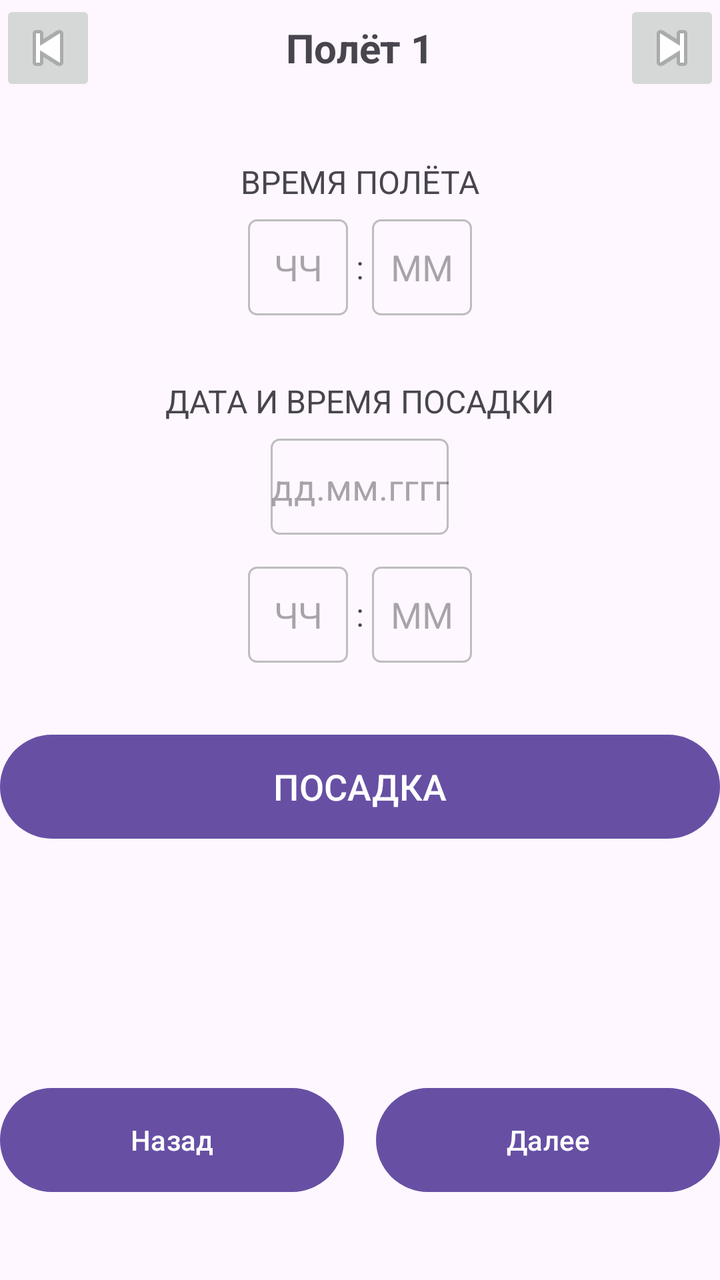
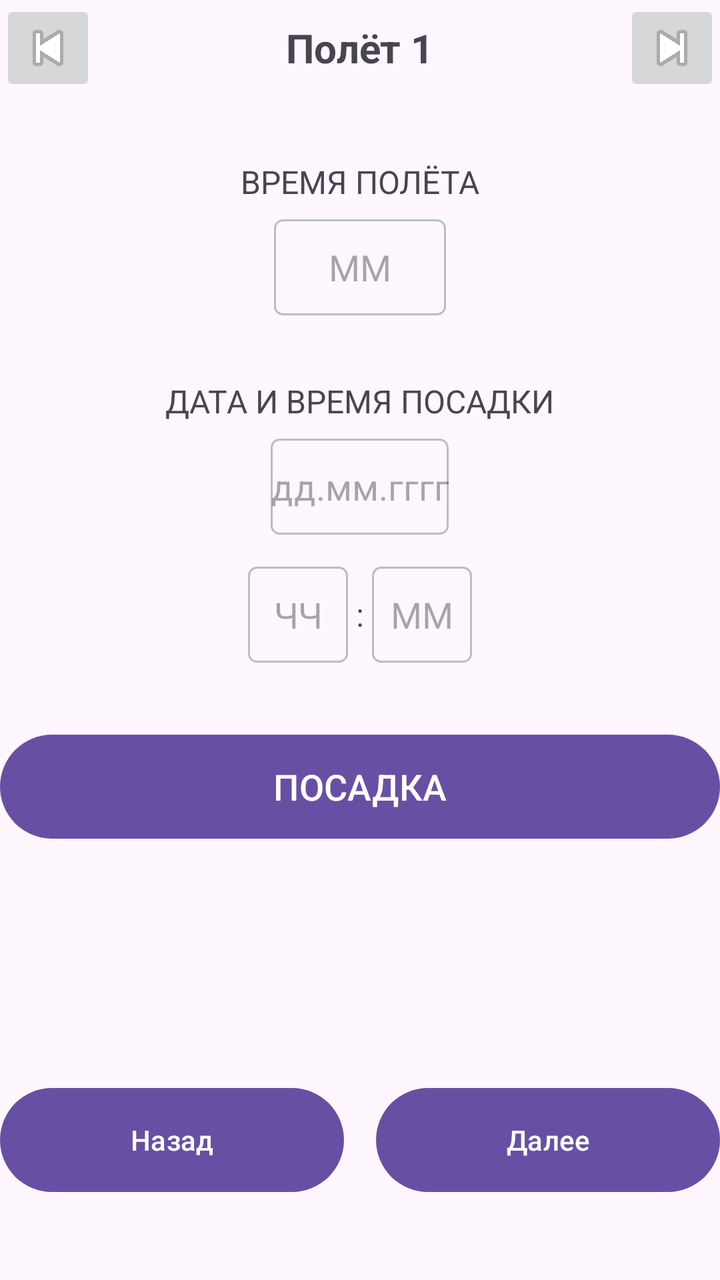

Screens rendered from an Android XML layout before and after an edit, with the pre-edit source and the edit as a unified diff.
<!-- AndroidManifest.xml: application theme Theme.Flight_information_calculator -->
<!-- res/layout/activity_landing.xml -->
<?xml version="1.0" encoding="utf-8"?>
<androidx.constraintlayout.widget.ConstraintLayout xmlns:android="http://schemas.android.com/apk/res/android"
    xmlns:app="http://schemas.android.com/apk/res-auto"
    xmlns:tools="http://schemas.android.com/tools"
    android:id="@+id/main"
    android:layout_width="match_parent"
    android:layout_height="match_parent"
    tools:context=".landing">

    
    <RelativeLayout
        android:id="@+id/headerLayout"
        android:layout_width="0dp"
        android:layout_height="wrap_content"
        app:layout_constraintEnd_toEndOf="parent"
        app:layout_constraintStart_toStartOf="parent"
        app:layout_constraintTop_toTopOf="parent">

        <TextView
            android:id="@+id/flightTitle"
            android:layout_width="wrap_content"
            android:layout_height="wrap_content"
            android:layout_centerInParent="true"
            android:text="Полёт 1"
            android:textSize="20sp"
            android:textStyle="bold"/>

        <ImageButton
            android:id="@+id/btnBack"
            android:layout_width="48dp"
            android:layout_height="48dp"
            android:layout_alignParentStart="true"
            android:src="@android:drawable/ic_media_previous"
            android:contentDescription="Назад"/>

        <ImageButton
            android:id="@+id/btnForward"
            android:layout_width="48dp"
            android:layout_height="48dp"
            android:layout_alignParentEnd="true"
            android:src="@android:drawable/ic_media_next"
            android:contentDescription="Вперёд"/>
    </RelativeLayout>

    
    <LinearLayout
        android:id="@+id/flightTimeContainer"
        android:layout_width="0dp"
        android:layout_height="wrap_content"
        android:layout_marginTop="32dp"
        android:orientation="vertical"
        android:gravity="center_horizontal"
        app:layout_constraintEnd_toEndOf="parent"
        app:layout_constraintStart_toStartOf="parent"
        app:layout_constraintTop_toBottomOf="@id/headerLayout">

        <TextView
            android:layout_width="wrap_content"
            android:layout_height="wrap_content"
            android:text="ВРЕМЯ ПОЛЁТА"
            android:textSize="16sp"
            android:layout_marginBottom="8dp"/>

        <LinearLayout
            android:layout_width="wrap_content"
            android:layout_height="wrap_content"
            android:orientation="horizontal"
            android:gravity="center">

            <EditText
                android:id="@+id/flightHours"
                android:layout_width="50dp"
                android:layout_height="48dp"
                android:hint="ЧЧ"
                android:inputType="number"
                android:maxLength="2"
                android:gravity="center"
                android:background="@drawable/edit_text_border"/>

            <TextView
                android:layout_width="wrap_content"
                android:layout_height="wrap_content"
                android:text=":"
                android:textSize="16sp"
                android:layout_marginHorizontal="4dp"/>

            <EditText
                android:id="@+id/flightMinutes"
                android:layout_width="50dp"
                android:layout_height="48dp"
                android:hint="ММ"
                android:inputType="number"
                android:maxLength="2"
                android:gravity="center"
                android:background="@drawable/edit_text_border"/>
        </LinearLayout>
    </LinearLayout>

    
    <LinearLayout
        android:id="@+id/landingDateTimeContainer"
        android:layout_width="0dp"
        android:layout_height="wrap_content"
        android:layout_marginTop="32dp"
        android:orientation="vertical"
        android:gravity="center_horizontal"
        app:layout_constraintEnd_toEndOf="parent"
        app:layout_constraintStart_toStartOf="parent"
        app:layout_constraintTop_toBottomOf="@id/flightTimeContainer">

        <TextView
            android:layout_width="wrap_content"
            android:layout_height="wrap_content"
            android:text="ДАТА И ВРЕМЯ ПОСАДКИ"
            android:textSize="16sp"
            android:layout_marginBottom="8dp"/>

        
        <EditText
            android:id="@+id/landingDate"
            android:layout_width="wrap_content"
            android:layout_height="48dp"
            android:layout_marginBottom="16dp"
            android:hint="дд.мм.гггг"
            android:inputType="date"
            android:gravity="center"
            android:background="@drawable/edit_text_border"/>

        
        <LinearLayout
            android:layout_width="wrap_content"
            android:layout_height="wrap_content"
            android:orientation="horizontal"
            android:gravity="center">

            <EditText
                android:id="@+id/landingHours"
                android:layout_width="50dp"
                android:layout_height="48dp"
                android:hint="ЧЧ"
                android:inputType="number"
                android:maxLength="2"
                android:gravity="center"
                android:background="@drawable/edit_text_border"/>

            <TextView
                android:layout_width="wrap_content"
                android:layout_height="wrap_content"
                android:text=":"
                android:textSize="16sp"
                android:layout_marginHorizontal="4dp"/>

            <EditText
                android:id="@+id/landingMinutes"
                android:layout_width="50dp"
                android:layout_height="48dp"
                android:hint="ММ"
                android:inputType="number"
                android:maxLength="2"
                android:gravity="center"
                android:background="@drawable/edit_text_border"/>
        </LinearLayout>
    </LinearLayout>

    
    <Button
        android:id="@+id/btnLanding"
        android:layout_width="0dp"
        android:layout_height="60dp"
        android:layout_marginTop="32dp"
        android:text="ПОСАДКА"
        android:textAllCaps="false"
        android:textSize="18sp"
        app:layout_constraintEnd_toEndOf="parent"
        app:layout_constraintStart_toStartOf="parent"
        app:layout_constraintTop_toBottomOf="@id/landingDateTimeContainer"/>

    
    <LinearLayout
        android:id="@+id/bottomButtons"
        android:layout_width="0dp"
        android:layout_height="60dp"
        android:layout_marginBottom="40dp"
        android:orientation="horizontal"
        app:layout_constraintBottom_toBottomOf="parent"
        app:layout_constraintEnd_toEndOf="parent"
        app:layout_constraintStart_toStartOf="parent">

        <Button
            android:id="@+id/btnBackBottom"
            android:layout_width="0dp"
            android:layout_height="match_parent"
            android:layout_weight="1"
            android:layout_marginEnd="8dp"
            android:text="Назад"
            android:textAllCaps="false"/>

        <Button
            android:id="@+id/btnNext"
            android:layout_width="0dp"
            android:layout_height="match_parent"
            android:layout_weight="1"
            android:layout_marginStart="8dp"
            android:text="Далее"
            android:textAllCaps="false"/>
    </LinearLayout>

</androidx.constraintlayout.widget.ConstraintLayout>
<!-- resources referenced by this layout -->
<resources>
  <!-- drawable edit_text_border (drawable) -->
  <?xml version="1.0" encoding="utf-8"?>
  <shape xmlns:android="http://schemas.android.com/apk/res/android">
      <solid android:color="@android:color/transparent"/>
      <corners android:radius="4dp"/>
      <stroke android:width="1dp" android:color="#BDBDBD"/>
  </shape>
  <style name="Theme.Flight_information_calculator" parent="Base.Theme.Flight_information_calculator" />
  <style name="Base.Theme.Flight_information_calculator" parent="Theme.Material3.DayNight.NoActionBar">
          
          
      </style>
</resources>

<!-- the commit's change to res/layout/activity_landing.xml (unified diff, before → after) -->
@@ -68,31 +68,14 @@
             android:gravity="center">
 
             <EditText
-                android:id="@+id/flightHours"
-                android:layout_width="50dp"
+                android:id="@+id/flightMinutes"
+                android:layout_width="86dp"
                 android:layout_height="48dp"
-                android:hint="ЧЧ"
-                android:inputType="number"
-                android:maxLength="2"
+                android:background="@drawable/edit_text_border"
                 android:gravity="center"
-                android:background="@drawable/edit_text_border"/>
-
-            <TextView
-                android:layout_width="wrap_content"
-                android:layout_height="wrap_content"
-                android:text=":"
-                android:textSize="16sp"
-                android:layout_marginHorizontal="4dp"/>
-
-            <EditText
-                android:id="@+id/flightMinutes"
-                android:layout_width="50dp"
-                android:layout_height="48dp"
                 android:hint="ММ"
                 android:inputType="number"
-                android:maxLength="2"
-                android:gravity="center"
-                android:background="@drawable/edit_text_border"/>
+                android:maxLength="2" />
         </LinearLayout>
     </LinearLayout>
 
